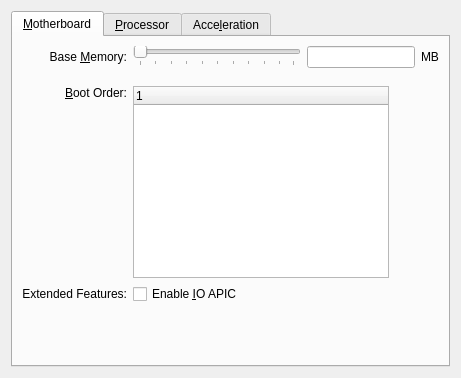
Before: the Qt Designer form vbox/src/VBox/Frontends/VirtualBox/ui/VBoxVMSettingsSystem.ui in jljuxgm/vboxgit, drawn with Qt 5.
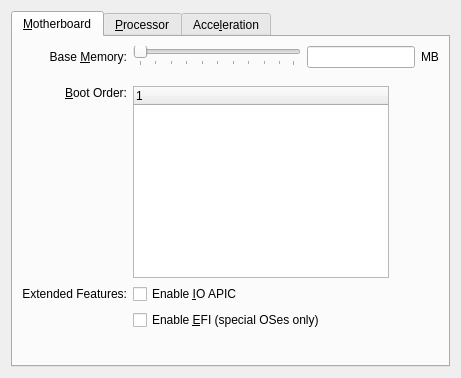
After: the same form once the commit is applied. Icons and pictures are not drawn. Custom widgets are drawn as their Qt base class.

Commit message:
commit_23815 ------------------------------------------------------------------------ r23815 | vboxsync | 2009-10-16 18:49:09 +0800 (Fri, 16 Oct 2009) | 1 line
FE/Qt4: 1893: Add EFI BIOS: GUI Option added.
------------------------------------------------------------------------

Patch:
```diff
--- a/vbox/src/VBox/Frontends/VirtualBox/ui/VBoxVMSettingsSystem.ui
+++ b/vbox/src/VBox/Frontends/VirtualBox/ui/VBoxVMSettingsSystem.ui
@@ -326,6 +326,22 @@
          </property>
         </widget>
        </item>
+       <item row="5" column="1" colspan="2">
+        <widget class="QCheckBox" name="mCbEFI">
+         <property name="sizePolicy">
+          <sizepolicy hsizetype="Expanding" vsizetype="Fixed">
+           <horstretch>0</horstretch>
+           <verstretch>0</verstretch>
+          </sizepolicy>
+         </property>
+         <property name="whatsThis">
+          <string>When checked, activates support for Extended Firmware Interface (EFI), can be used to boot certain guest OS. Activate only if fully understand consequences.</string>
+         </property>
+         <property name="text">
+          <string>Enable &amp;EFI (special OSes only)</string>
+         </property>
+        </widget>
+       </item>
        <item row="6" column="0" colspan="3">
         <spacer name="mSpVer1">
          <property name="orientation">
```
The commit also changes 1 other file.
